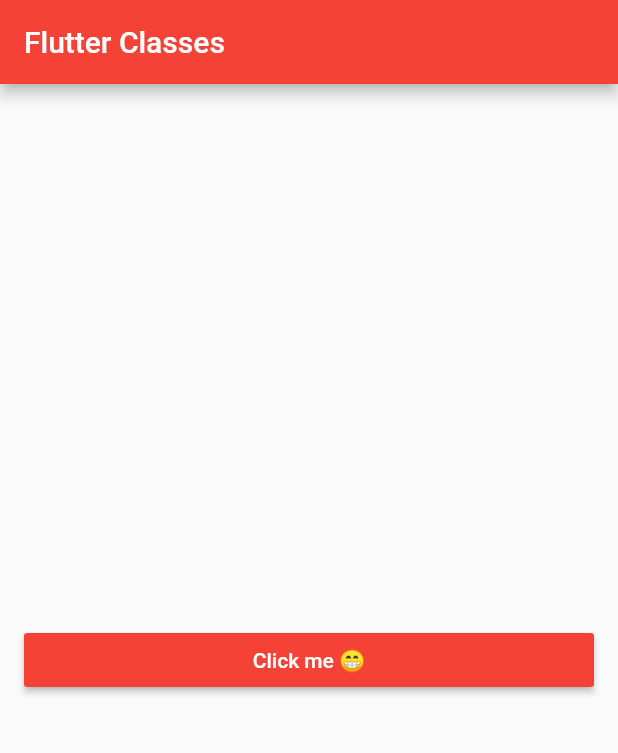
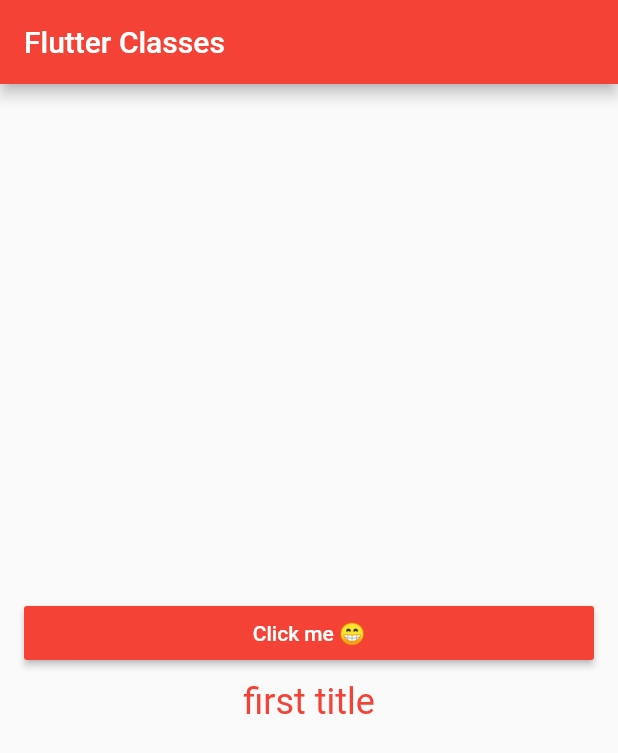
Before and after one commit to alexrodrigues/FlutterCourseAssignment, a Flutter app: the screen it shows after launch, on a phone screen of 412 x 824 dp. Shown: the top 753 px of the screen. Run offline on Flutter 3.47's test engine with Material 2 defaults, Android fonts, the phone set to English and light mode, and no system bars.

Commit message:
module asssignemnt

```diff
--- /dev/null
+++ b/lib/assignmenttext.dart
@@ -0,0 +1,23 @@
+import 'package:flutter/material.dart';
+
+class AssignmentText extends StatelessWidget {
+  final String _title;
+  AssignmentText(this._title);
+
+  @override
+  Widget build(BuildContext context) {
+    return Container(
+      width: double.infinity,
+      margin: const EdgeInsets.only(left: 16.0, right: 16.0, top: 8.0),
+      child: Text(
+        _title,
+        textAlign: TextAlign.center,
+        style: TextStyle(
+          fontSize: 24.0,
+          fontWeight: FontWeight.normal,
+          color: Colors.red,
+        ),
+      ),
+    );
+  }
+}
--- a/lib/main.dart
+++ b/lib/main.dart
@@ -5,6 +5,7 @@
 import 'package:flutter/material.dart';
 
 import 'assignmentbutton.dart';
+import 'assignmenttext.dart';
 
 void main() {
   runApp(AssignmentApp());
@@ -18,7 +19,7 @@ class AssignmentApp extends StatefulWidget {
 }
 
 class _AssignmentAppState extends State<AssignmentApp> {
-  final _BUTTON_TITLE = "Click me 😁";
+  final _buttonTitle = "Click me 😁";
   var _titles = const ["first title", "second title", "third title"];
   var currentIndex = 0;
 
@@ -43,7 +44,10 @@ class _AssignmentAppState extends State<AssignmentApp> {
       body: Column(
         mainAxisAlignment: MainAxisAlignment.center,
         crossAxisAlignment: CrossAxisAlignment.center,
-        children: [AssignmentButton(_BUTTON_TITLE, _updateButtonText)],
+        children: [
+          AssignmentButton(_buttonTitle, _updateButtonText),
+          AssignmentText(_titles[currentIndex]),
+        ],
       ),
     ));
   }
```
